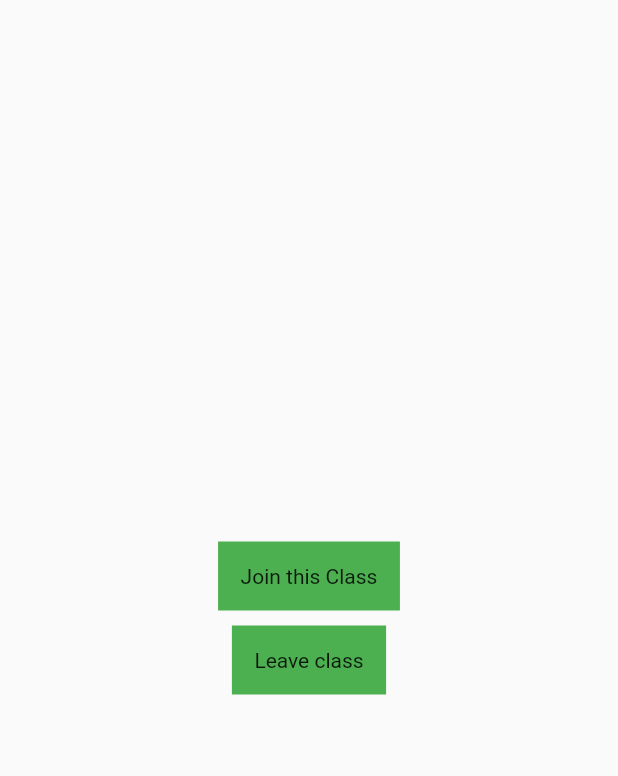
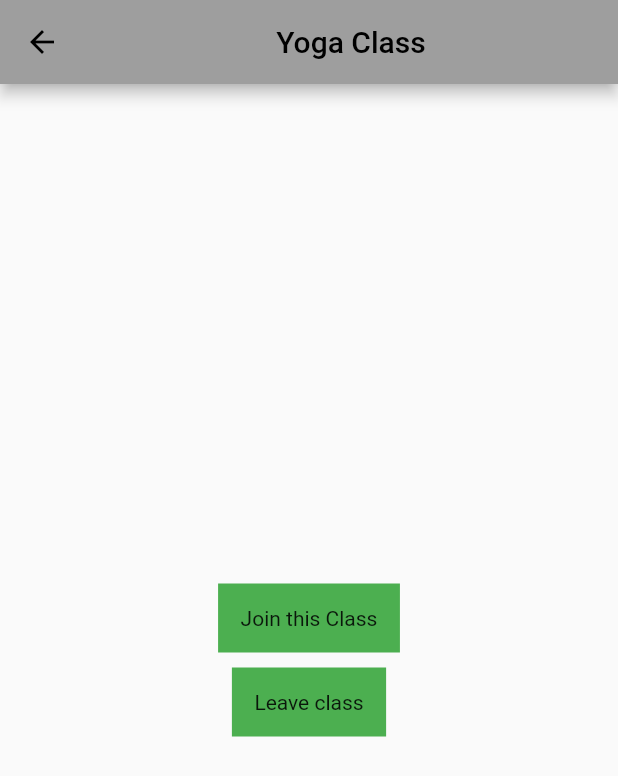
Before and after one commit to Ronalmano/kuddle_project, a Flutter app: the HomePage screen opened directly with empty values, after a tap on "Yoga", on a phone screen of 412 x 824 dp. Shown: the top 776 px of the screen. Run offline on Flutter 3.47's test engine with Material 2 defaults, Android fonts, the phone set to English and light mode, and no system bars.

Commit message:
Added comments

```diff
--- a/lib/pages/dance.dart
+++ b/lib/pages/dance.dart
@@ -14,10 +14,10 @@ class DanceClass extends StatefulWidget {
     required this.name,
     super.key,
   });
-  State<DanceClass> createState() => _GymClassState();
+  State<DanceClass> createState() => _DanceClassState();
 }
 
-class _GymClassState extends State<DanceClass> {
+class _DanceClassState extends State<DanceClass> {
   // List<String> cl = [];
   // List<String> wait = [];
 
@@ -32,6 +32,9 @@ class _GymClassState extends State<DanceClass> {
   @override
   Widget build(BuildContext context) {
     return Scaffold(
+      appBar: AppBar(
+        title: Center(child: Text("Dance Class")),
+      ),
       body: Center(
         child: Column(
           mainAxisAlignment: MainAxisAlignment.center,
@@ -88,6 +91,7 @@ class _GymClassState extends State<DanceClass> {
 
   Widget printcheck() {
     int n = widget.cdance.cl.length;
+    // Printing the names of the members of the class
     for (int i = 0; i < n; i++) {
       log(widget.cdance.cl[i].toString());
     }
--- a/lib/pages/gym.dart
+++ b/lib/pages/gym.dart
@@ -32,6 +32,9 @@ class _GymClassState extends State<GymClass> {
   @override
   Widget build(BuildContext context) {
     return Scaffold(
+      appBar: AppBar(
+        title: Center(child: Text("Gym Class")),
+      ),
       body: Center(
         child: Column(
           mainAxisAlignment: MainAxisAlignment.center,
@@ -87,6 +90,7 @@ class _GymClassState extends State<GymClass> {
   }
 
   Widget printcheck() {
+    // Printing the names of the members of the class
     int n = widget.cgym.cl.length;
     for (int i = 0; i < n; i++) {
       log(widget.cgym.cl[i].toString());
--- a/lib/pages/home_page.dart
+++ b/lib/pages/home_page.dart
@@ -33,6 +33,9 @@ class _HomePageState extends State<HomePage> {
   @override
   Widget build(BuildContext context) {
     return Scaffold(
+      appBar: AppBar(
+        title: Center(child: Text("Home Page")),
+      ),
       body: Padding(
         padding: const EdgeInsets.all(20.0),
         child: Column(
--- a/lib/pages/yoga.dart
+++ b/lib/pages/yoga.dart
@@ -14,10 +14,10 @@ class YogaClass extends StatefulWidget {
     required this.name,
     super.key,
   });
-  State<YogaClass> createState() => _GymClassState();
+  State<YogaClass> createState() => _YogaClassState();
 }
 
-class _GymClassState extends State<YogaClass> {
+class _YogaClassState extends State<YogaClass> {
   // List<String> cl = [];
   // List<String> wait = [];
 
@@ -32,6 +32,9 @@ class _GymClassState extends State<YogaClass> {
   @override
   Widget build(BuildContext context) {
     return Scaffold(
+      appBar: AppBar(
+        title: Center(child: Text("Yoga Class")),
+      ),
       body: Center(
         child: Column(
           mainAxisAlignment: MainAxisAlignment.center,
@@ -88,6 +91,7 @@ class _GymClassState extends State<YogaClass> {
 
   Widget printcheck() {
     int n = widget.cyoga.cl.length;
+    // Printing the names of the members of the class
     for (int i = 0; i < n; i++) {
       log(widget.cyoga.cl[i].toString());
     }
```
